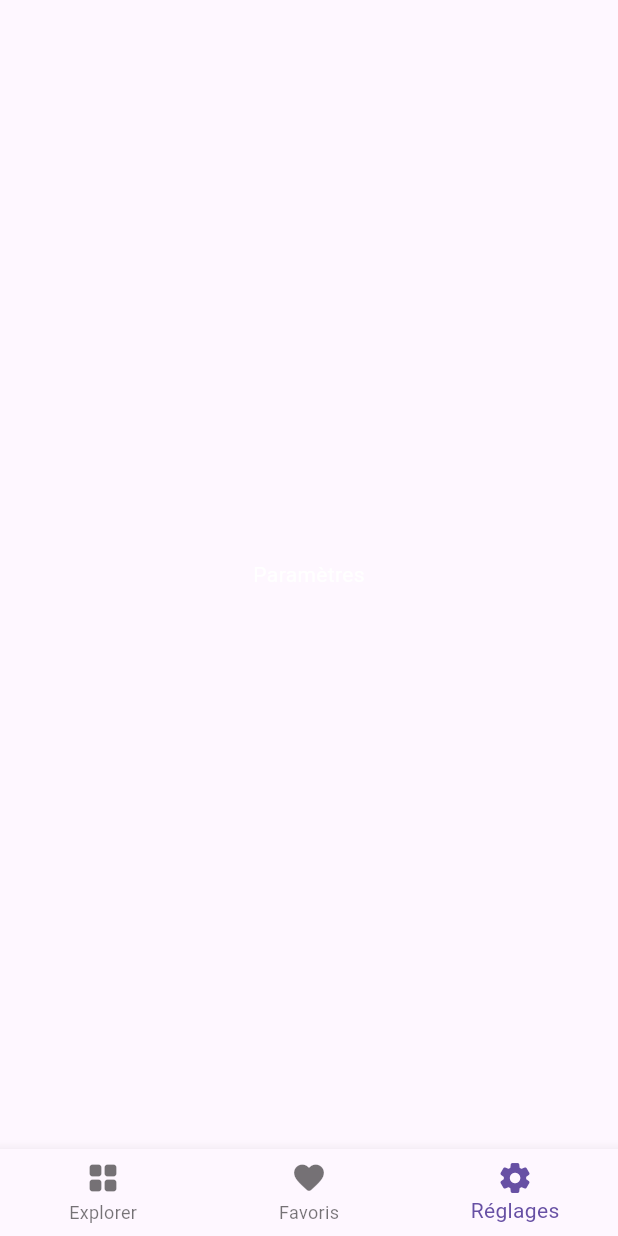
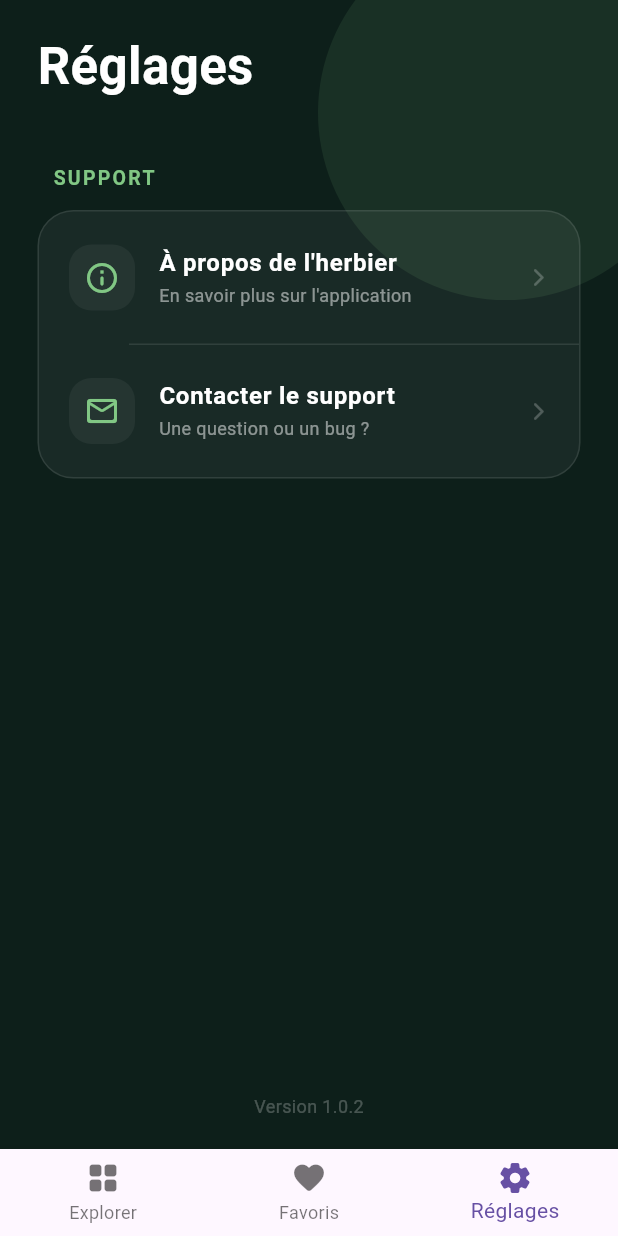
Before and after one commit to ktapsoba14-byte/application-mobile, a Flutter app: the Categorie screen opened directly, item 3 of the bottom bar chosen, on a phone screen of 412 x 824 dp. Run offline on Flutter 3.47's test engine with Material 3 defaults, Android fonts, the phone set to English and light mode, and no system bars.

Commit message:
Commencement de l'ajout de la page reglage

```diff
--- a/lib/pages/categorie.dart
+++ b/lib/pages/categorie.dart
@@ -3,6 +3,7 @@ import 'package:application_mobile/pages/categorie/apaisante.dart';
 import 'package:application_mobile/pages/categorie/aromatique.dart';
 import 'package:application_mobile/pages/categorie/cicatrisante.dart';
 import 'package:application_mobile/pages/categorie/digestive.dart';
+import 'package:application_mobile/pages/reglage.dart';
 import 'package:flutter/material.dart';
 // Garde tes imports de pages ici...
 import 'package:application_mobile/pages/favoris.dart';
@@ -51,10 +52,9 @@ class _CategorieState extends State<Categorie> {
     case 0:
       return _buildHomeContent();
     case 1:
-        return const PageFavoris(); // Ta page favoris
+      return const PageFavoris();
     case 2:
-        return const Center(
-            child: Text("Paramètres", style: TextStyle(color: Colors.white)));
+      return const PageReglages(); // <--- Ici !
     default:
       return _buildHomeContent();
   }
--- /dev/null
+++ b/lib/pages/reglage.dart
@@ -0,0 +1,126 @@
+import 'dart:ui';
+import 'package:flutter/material.dart';
+
+class PageReglages extends StatelessWidget {
+  const PageReglages({super.key});
+
+  @override
+  Widget build(BuildContext context) {
+    return Scaffold(
+      // On force un fond sombre pour éviter le blanc par défaut
+      backgroundColor: const Color(0xFF0D1F1A),
+      body: Stack(
+        children: [
+          // Effet de lumière diffuse en arrière-plan
+          Positioned(
+            top: -50,
+            right: -50,
+            child: Container(
+              width: 250,
+              height: 250,
+              decoration: BoxDecoration(
+                shape: BoxShape.circle,
+                color: const Color(0xFF81C784).withOpacity(0.1),
+              ),
+              child: BackdropFilter(
+                  filter: ImageFilter.blur(sigmaX: 80, sigmaY: 80)),
+            ),
+          ),
+
+          SafeArea(
+            child: Padding(
+              padding: const EdgeInsets.symmetric(horizontal: 25, vertical: 20),
+              child: Column(
+                crossAxisAlignment: CrossAxisAlignment.start,
+                children: [
+                  const Text(
+                    "Réglages",
+                    style: TextStyle(
+                      color: Colors.white,
+                      fontSize: 34,
+                      fontWeight: FontWeight.bold,
+                    ),
+                  ),
+                  const SizedBox(height: 40),
+
+                  _buildSectionTitle("SUPPORT"),
+                  _buildSettingCard([
+                    _buildSettingItem(
+                        Icons.info_outline_rounded,
+                        "À propos de l'herbier",
+                        "En savoir plus sur l'application"),
+                    const Divider(color: Colors.white10, height: 1, indent: 60),
+                    _buildSettingItem(Icons.mail_outline_rounded,
+                        "Contacter le support", "Une question ou un bug ?"),
+                  ]),
+
+                  const Spacer(), // Pousse la version vers le bas
+                  const Center(
+                    child: Text(
+                      "Version 1.0.2",
+                      style: TextStyle(color: Colors.white24, fontSize: 12),
+                    ),
+                  ),
+                ],
+              ),
+            ),
+          ),
+        ],
+      ),
+    );
+  }
+
+  Widget _buildSectionTitle(String title) {
+    return Padding(
+      padding: const EdgeInsets.only(left: 10, bottom: 12),
+      child: Text(
+        title,
+        style: const TextStyle(
+          color: Color(0xFF81C784),
+          fontSize: 13,
+          fontWeight: FontWeight.bold,
+          letterSpacing: 1.5,
+        ),
+      ),
+    );
+  }
+
+  Widget _buildSettingCard(List<Widget> items) {
+    return Container(
+      decoration: BoxDecoration(
+        color: Colors.white.withOpacity(0.05),
+        borderRadius: BorderRadius.circular(24),
+        border: Border.all(color: Colors.white.withOpacity(0.1)),
+      ),
+      child: Column(children: items),
+    );
+  }
+
+  Widget _buildSettingItem(IconData icon, String title, String subtitle) {
+    return ListTile(
+      contentPadding: const EdgeInsets.symmetric(horizontal: 20, vertical: 8),
+      leading: Container(
+        padding: const EdgeInsets.all(10),
+        decoration: BoxDecoration(
+          color: Colors.white.withOpacity(0.05),
+          borderRadius: BorderRadius.circular(15),
+        ),
+        child: Icon(icon, color: const Color(0xFF81C784), size: 24),
+      ),
+      title: Text(
+        title,
+        style: const TextStyle(
+            color: Colors.white, fontSize: 16, fontWeight: FontWeight.w600),
+      ),
+      subtitle: Text(
+        subtitle,
+        style: TextStyle(color: Colors.white.withOpacity(0.5), fontSize: 12),
+      ),
+      trailing: const Icon(Icons.arrow_forward_ios_rounded,
+          color: Colors.white24, size: 14),
+      onTap: () {
+        // Ajouter ici tes actions de navigation
+      },
+    );
+  }
+}
```
Lines whose indentation alone changed are shown as unchanged.
